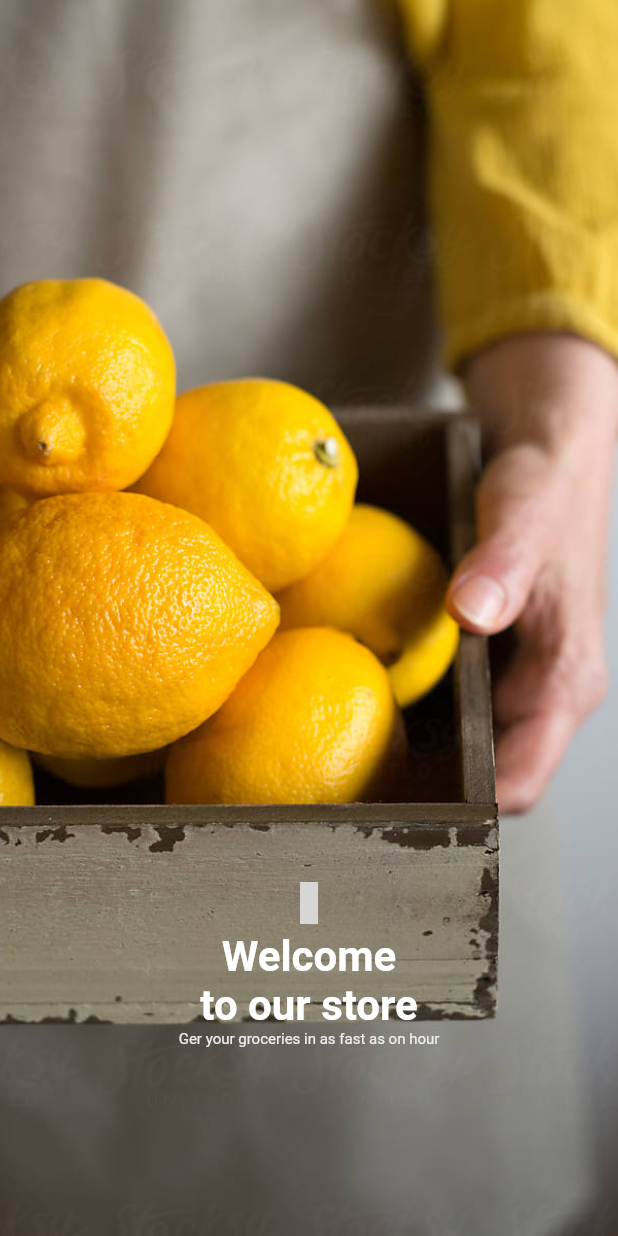
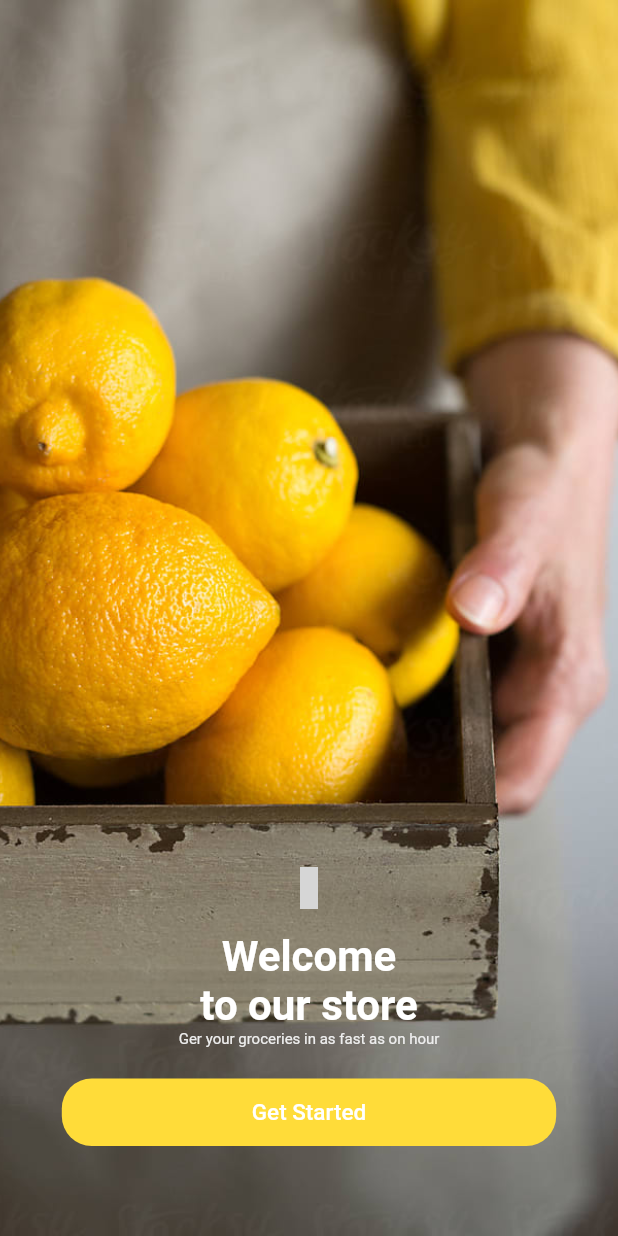
Before and after one commit to fah944/test_app, a Flutter app: the screen it shows after launch, on a phone screen of 412 x 824 dp. Run offline on Flutter 3.47's test engine with Material 2 defaults, Android fonts, the light colour scheme and no system bars; our stand-ins replace flutter_screenutil; missing offline and left inert: awesome_icons; grey boxes are pictures that could not be loaded.

Commit message:
finished onboarding screen

```diff
--- a/lib/core/styles/app_colors.dart
+++ b/lib/core/styles/app_colors.dart
@@ -1,4 +1,4 @@
 import 'package:flutter/material.dart';
 
-const defaultColor = Color.fromARGB(255, 239, 210, 83);
+const defaultColor = Color.fromARGB(255, 255, 220, 57);
 const color1 = Color(0xFFd9d9d9);
--- /dev/null
+++ b/lib/core/widgets/text_button_widget.dart
@@ -0,0 +1,66 @@
+import 'package:flutter/material.dart';
+
+import '../styles/app_colors.dart';
+
+
+class DefaultTextButton extends StatelessWidget {
+
+    final String text;
+    final void Function() onPressed;
+    DefaultTextButton({required this.text,required this.onPressed});
+  @override
+  Widget build(BuildContext context) {
+    return Container(
+              decoration: BoxDecoration(
+              color: defaultColor,
+              borderRadius: BorderRadius.circular(20)),
+              height: 45,
+              width: MediaQuery.of(context).size.width * .8,
+              child: MaterialButton(
+                onPressed:onPressed,
+                child: Text(
+                  text,
+                  style: const TextStyle(
+                    color: Colors.white,
+                    fontSize: 15,
+
+                  ),),),
+             );
+  }
+}
+
+/*
+class TextButtonWidget extends StatelessWidget {
+  final String text;
+  final void Function() onPressed;
+  final BorderRadiusGeometry? borderRadius;
+  final double? width;
+  const TextButtonWidget({
+    super.key,
+    required this.text,
+    required this.onPressed,
+    this.borderRadius,
+    this.width,
+  });
+
+  @override
+  Widget build(BuildContext context) {
+    return Container(
+      width: width ?? MediaQuery.of(context).size.width * .9,
+      height: 50,
+      padding: EdgeInsets.symmetric(
+        horizontal: MediaQuery.of(context).size.width * .1,
+      ),
+      child: MaterialButton(
+        onPressed: onPressed,
+        color: defaultColor,
+        shape: RoundedRectangleBorder(
+            borderRadius: borderRadius ?? BorderRadius.circular(26)),
+        child: Text(
+          text,
+          style: const TextStyle(color: Colors.white, fontSize: 20),
+        ),
+      ),
+    );
+  }
+}*/
--- a/lib/screens/on_boarding_screen/on_boarding_screen.dart
+++ b/lib/screens/on_boarding_screen/on_boarding_screen.dart
@@ -1,7 +1,7 @@
 import 'package:awesome_icons/awesome_icons.dart';
 import 'package:flutter/material.dart';
 import 'package:test_app/core/utils/app_assets.dart';
-
+import 'package:test_app/core/widgets/text_button_widget.dart';
 import '../../core/styles/app_colors.dart';
 
 class OnBoardScreen extends StatelessWidget {
@@ -11,12 +11,11 @@ class OnBoardScreen extends StatelessWidget {
   @override
   Widget build(BuildContext context) {
     return  Scaffold(
-      //backgroundColor: Color.fromARGB(255, 117, 118, 114),
       body:Stack(
         alignment: Alignment.bottomCenter,
         children: [
 
-          Image(
+         const Image(
         image: AssetImage(AppAssets.onBoardingImage),
         fit: BoxFit.cover,
         height: double.infinity,
@@ -24,7 +23,7 @@ class OnBoardScreen extends StatelessWidget {
       // alignment: Alignment.center,
    ),
           Container(
-            padding:const EdgeInsetsDirectional.only(bottom: 125),
+            padding:const EdgeInsetsDirectional.only(bottom: 60),
             child:  Column(
             mainAxisAlignment: MainAxisAlignment.end,
             children: [
@@ -34,27 +33,27 @@ class OnBoardScreen extends StatelessWidget {
                 color: Colors.white,
 
               ),
-             const SizedBox(height: 5,),
-             const Text('Welcome \nto our store',
+             const SizedBox(height: 15,),
+             const Text(
+              'Welcome \nto our store',
               textAlign: TextAlign.center,
               style: TextStyle(
-            color: Colors.white,
-            fontSize: 28,
-            fontWeight: FontWeight.bold
+               color: Colors.white,
+               fontSize: 28,
+               fontWeight: FontWeight.bold
                   ),),
 
-                   Text(
+             Text(
              'Ger your groceries in as fast as on hour',
               style: TextStyle(
               color: Colors.grey[200],
               fontSize: 10,
-                         ),)
-            ],
-                  ),
+                         ),),
+            const SizedBox(height: 20,),
+           DefaultTextButton(text: 'Get Started', onPressed: (){})
+          ],),
           ),
-
-
-      ],)
+        ],),
     );
   }
 }
--- a/lib/screens/splash_screen/splash_screen.dart
+++ b/lib/screens/splash_screen/splash_screen.dart
@@ -21,7 +21,7 @@ class _SplashScreenState extends State<SplashScreen> {
 
 _navigatetohome()async{
   await Future.delayed(
-    Duration(milliseconds: 5000 ),
+    Duration(milliseconds: 1500 ),
     (){});
   Navigator.pushReplacement(
     context,
```
